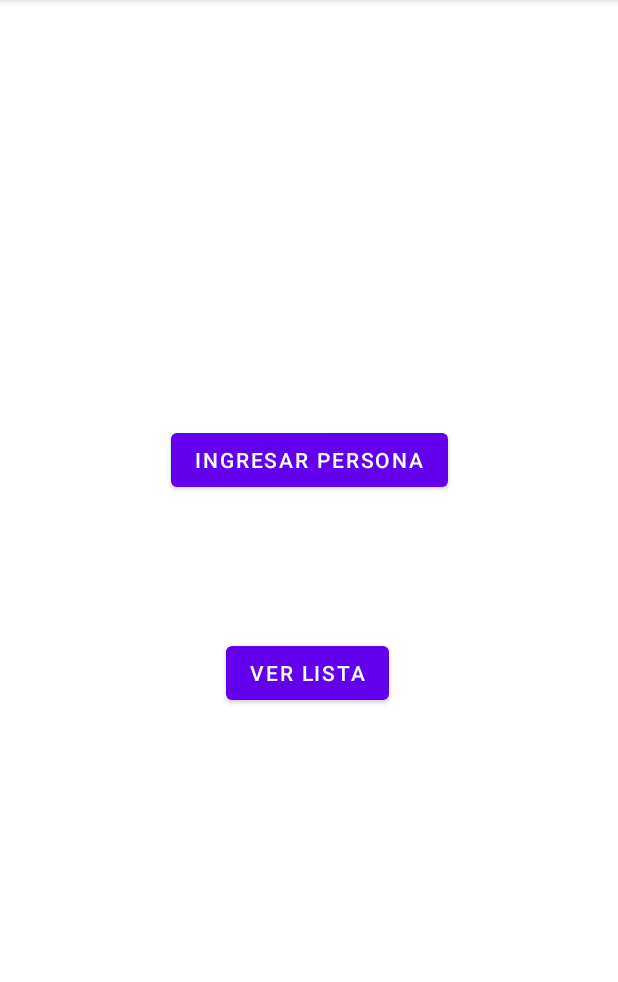
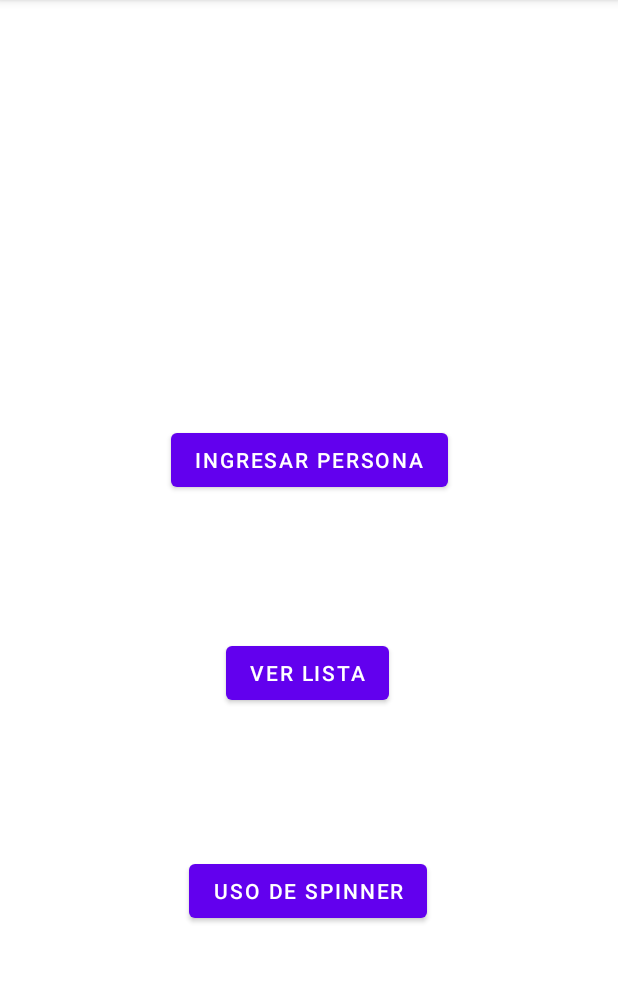
Before and after one commit to SYelsin/PMI_2023, an Android app: the screen it shows after launch (ActivityPrincipal), on a phone screen of 412 x 824 dp, the part 84-1066 px from its top. Run offline under Robolectric (Android 15) with nearby library versions, the phone set to English and light mode, and no system bars.

Commit message:
Cambios del dia 02/02/2023

```diff
--- a/app/src/main/java/com/example/miprimeraapp/ActivityPrincipal.java
+++ b/app/src/main/java/com/example/miprimeraapp/ActivityPrincipal.java
@@ -11,6 +11,7 @@ public class ActivityPrincipal extends AppCompatActivity {
 
     Button btningresar;
     Button btnlista;
+    Button btncombo;
     @SuppressLint("MissingInflatedId")
     @Override
     protected void onCreate(Bundle savedInstanceState) {
@@ -19,6 +20,7 @@ public class ActivityPrincipal extends AppCompatActivity {
 
         btningresar = (Button) findViewById(R.id.btningresar);
         btnlista = (Button) findViewById(R.id.btnlista);
+        btncombo = (Button) findViewById(R.id.btncombo);
         btningresar.setOnClickListener(view -> {
             Intent intent = new Intent(getApplicationContext(),MainActivity.class);
             startActivity(intent);
@@ -29,5 +31,10 @@ public class ActivityPrincipal extends AppCompatActivity {
             startActivity(intent);
         });
 
+        btncombo.setOnClickListener(view -> {
+            Intent intent = new Intent(getApplicationContext(),activity_combo.class);
+            startActivity(intent);
+        });
+
     }
 }
--- a/app/src/main/res/layout/activity_principal.xml
+++ b/app/src/main/res/layout/activity_principal.xml
@@ -32,4 +32,16 @@
         app:layout_constraintStart_toStartOf="parent"
         app:layout_constraintTop_toTopOf="parent"
         app:layout_constraintVertical_bias="0.59" />
+
+    <Button
+        android:id="@+id/btncombo"
+        android:layout_width="wrap_content"
+        android:layout_height="wrap_content"
+        android:text="@string/Spinner"
+        app:layout_constraintBottom_toBottomOf="parent"
+        app:layout_constraintEnd_toEndOf="parent"
+        app:layout_constraintHorizontal_bias="0.498"
+        app:layout_constraintStart_toStartOf="parent"
+        app:layout_constraintTop_toTopOf="parent"
+        app:layout_constraintVertical_bias="0.792" />
 </androidx.constraintlayout.widget.ConstraintLayout>
--- a/app/src/main/res/values/strings.xml
+++ b/app/src/main/res/values/strings.xml
@@ -1,3 +1,4 @@
 <resources>
     <string name="app_name">Mi primera App</string>
+    <string name="Spinner">Uso de Spinner</string>
 </resources>
```
Also changed, not shown: app/src/main/AndroidManifest.xml (+7 -0 lines), app/src/main/java/com/example/miprimeraapp/activity_combo.java (added, +103 -0 lines), app/src/main/res/layout/activity_combo.xml (added, +39 -0 lines).
